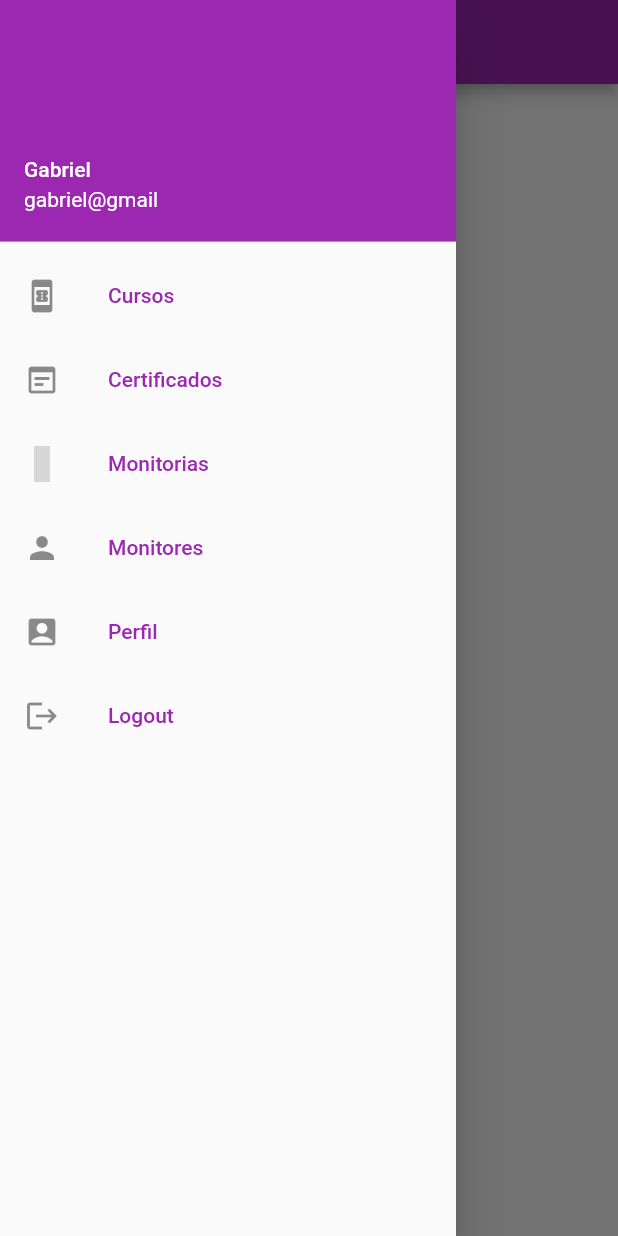
After one commit to GabrielDCastro/TCC, a Flutter app: the Monitorias screen opened by its route, with the side drawer open, on a phone screen of 412 x 824 dp. The commit adds this screen. Run offline on Flutter 3.47's test engine with Material 2 defaults, Android fonts, the phone set to English and light mode, and no system bars; missing offline and left inert: dart:html; network calls fail; statements that could not run were skipped; grey boxes are pictures that could not be loaded.

Commit message:
adicionando cursos e seus métodos

```diff
--- /dev/null
+++ b/lib/data/dummy_minicursos.dart
@@ -0,0 +1,11 @@
+import 'package:monitoria/models/miniCursos.dart';
+
+const DUMMY_MINICURSOS = {
+  '1': const MiniCurso(
+    id: '1',
+    nome: 'python',
+    descricao: 'python basico',
+    topicos: 'print',
+    cargaHoraria: '2',
+    imagemUrl: 'https://upload.wikimedia.org/wikipedia/commons/thumb/0/0a/Python.svg/1200px-Python.svg.png'),
+};
--- a/lib/main.dart
+++ b/lib/main.dart
@@ -1,6 +1,7 @@
 import 'package:flutter/material.dart';
+import 'package:monitoria/models/miniCursos.dart';
 
-import 'app_widget.dart';
+import 'views/app_widget.dart';
 
 void main() {
   runApp(AppWidget());
--- /dev/null
+++ b/lib/models/miniCursos.dart
@@ -0,0 +1,19 @@
+import 'package:flutter/material.dart';
+
+class MiniCurso{
+  final String id;
+  final String nome;
+  final String descricao;
+  final String topicos;
+  final String cargaHoraria;
+  final String imagemUrl;
+
+  const MiniCurso({
+    required this.id,
+    required this.nome,
+    required this.descricao,
+    required this.topicos,
+    required this.cargaHoraria,
+    required this.imagemUrl,
+  });
+}
--- /dev/null
+++ b/lib/views/app_widget.dart
@@ -0,0 +1,27 @@
+import 'dart:html';
+import 'package:flutter/material.dart';
+import 'package:monitoria/models/miniCursos.dart';
+import 'package:monitoria/provider/miniCursosProvider.dart';
+import 'home.dart';
+import 'login.dart';
+import 'minicurso_list.dart';
+import 'monitorias.dart';
+import 'package:provider/provider.dart';
+
+class AppWidget extends StatelessWidget{
+  @override
+  Widget build(BuildContext context){
+    return ChangeNotifierProvider(
+      create: (ctx) =>MiniCursos(),
+        child: MaterialApp(
+          theme: ThemeData(primarySwatch: Colors.purple),
+          routes: {
+            '/': (context) => Home(),
+            '/cursos': (context) => MiniCursoList(),
+            '/monitorias': (context) => Monitorias(),
+            //'/home': (context) => Home(),
+          },
+        ),
+    );
+  }
+}
--- /dev/null
+++ b/lib/views/home.dart
@@ -0,0 +1,64 @@
+import 'package:flutter/cupertino.dart';
+import 'package:flutter/material.dart';
+
+class Home extends StatefulWidget{
+  @override
+  State<Home> createState(){
+    return HomeState();
+  }
+}
+
+class HomeState extends State<Home>{
+  @override
+  Widget build(BuildContext context) {
+    return Scaffold(
+      drawer: Drawer(
+        child: Column(
+          children: [
+            UserAccountsDrawerHeader(
+               accountName: Text('Gabriel'),
+               accountEmail: Text('gabriel@gmail')
+               ),
+            ListTile(
+              leading: Icon(Icons.book_online),
+              title: Text('Cursos', style: TextStyle(color: Colors.purple)),
+              onTap: (){
+                Navigator.of(context).pushNamed('/cursos');
+              },
+            ),
+            ListTile(
+              leading: Icon(Icons.wysiwyg),
+              title: Text('Certificados', style: TextStyle(color: Colors.purple)),
+            ),
+            ListTile(
+              leading: Icon(Icons.class__outlined),
+              title: Text('Monitorias', style: TextStyle(color: Colors.purple)),
+              onTap: (){
+                Navigator.of(context).pushNamed('/monitorias');
+              },
+            ),
+            ListTile(
+              leading: Icon(Icons.person),
+              title: Text('Monitores', style: TextStyle(color: Colors.purple)),
+            ),
+            ListTile(
+              leading: Icon(Icons.account_box),
+              title: Text('Perfil', style: TextStyle(color: Colors.purple)),
+            ),
+            ListTile(
+              leading: Icon(Icons.logout),
+              title: Text('Logout', style: TextStyle(color: Colors.purple)),
+              onTap: (){
+                Navigator.of(context).pushReplacementNamed('/');
+              },
+            ),
+          ],
+        ),
+      ),
+      appBar: AppBar(
+        title: Text('Home'),
+
+      ),
+    );
+  }
+}
--- /dev/null
+++ b/lib/views/monitorias.dart
@@ -0,0 +1,62 @@
+ import 'package:flutter/cupertino.dart';
+
+import 'package:flutter/material.dart';
+import 'package:monitoria/data/dummy_minicursos.dart';
+import 'package:monitoria/models/miniCursos.dart';
+
+
+class Monitorias extends StatelessWidget{
+  @override
+  Widget build(BuildContext context){
+    const MiniCurso= {...DUMMY_MINICURSOS};
+
+    return Scaffold(drawer: Drawer(
+        child: Column(
+          children: [
+            UserAccountsDrawerHeader(
+               accountName: Text('Gabriel'),
+               accountEmail: Text('gabriel@gmail')
+               ),
+            ListTile(
+              leading: Icon(Icons.book_online),
+              title: Text('Cursos', style: TextStyle(color: Colors.purple)),
+              onTap: (){
+                Navigator.of(context).pushNamed('/cursos');
+              },
+            ),
+            ListTile(
+              leading: Icon(Icons.wysiwyg),
+              title: Text('Certificados', style: TextStyle(color: Colors.purple)),
+            ),
+            ListTile(
+              leading: Icon(Icons.class__outlined),
+              title: Text('Monitorias', style: TextStyle(color: Colors.purple)),
+              onTap: (){
+                Navigator.of(context).pushNamed('/monitorias');
+              },
+            ),
+            ListTile(
+              leading: Icon(Icons.person),
+              title: Text('Monitores', style: TextStyle(color: Colors.purple)),
+            ),
+            ListTile(
+              leading: Icon(Icons.account_box),
+              title: Text('Perfil', style: TextStyle(color: Colors.purple)),
+            ),
+            ListTile(
+              leading: Icon(Icons.logout),
+              title: Text('Logout', style: TextStyle(color: Colors.purple)),
+              onTap: (){
+                Navigator.of(context).pushReplacementNamed('/');
+              },
+            ),
+          ],
+        ),
+      ),
+      appBar: AppBar(
+        title: Text('Monitorias'),
+        ),
+
+    );
+  }
+}
--- a/pubspec.yaml
+++ b/pubspec.yaml
@@ -29,6 +29,7 @@ environment:
 dependencies:
   flutter:
     sdk: flutter
+  provider:
 
 
   # The following adds the Cupertino Icons font to your application.
```
Also changed, not shown: lib/app_widget.dart (deleted, +0 -17 lines), lib/components/minicurso_tile.dart (added, +36 -0 lines), lib/provider/miniCursosProvider.dart (added, +49 -0 lines), lib/views/minicurso_list.dart (renamed from lib/home.dart, +33 -16 lines), lib/views/login.dart (renamed from lib/login.dart), pubspec.lock.
